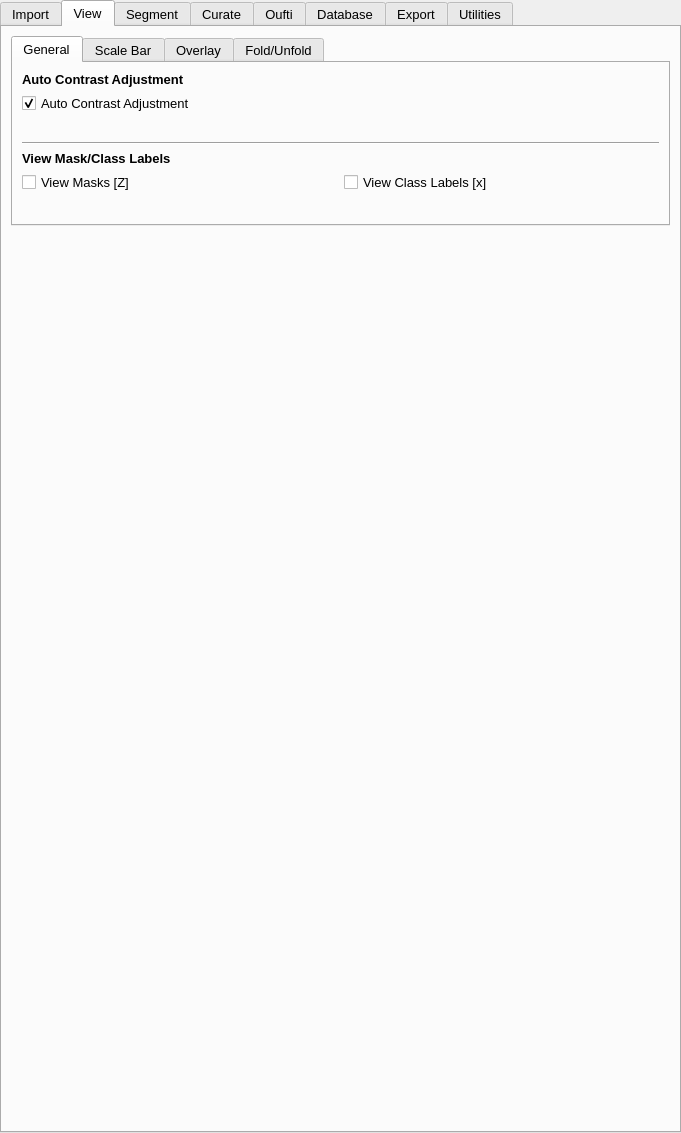
Before: the Qt Designer form src/napari_bacseg/bacseg_ui.ui in piedrro/napari-bacseg, drawn with Qt 5.
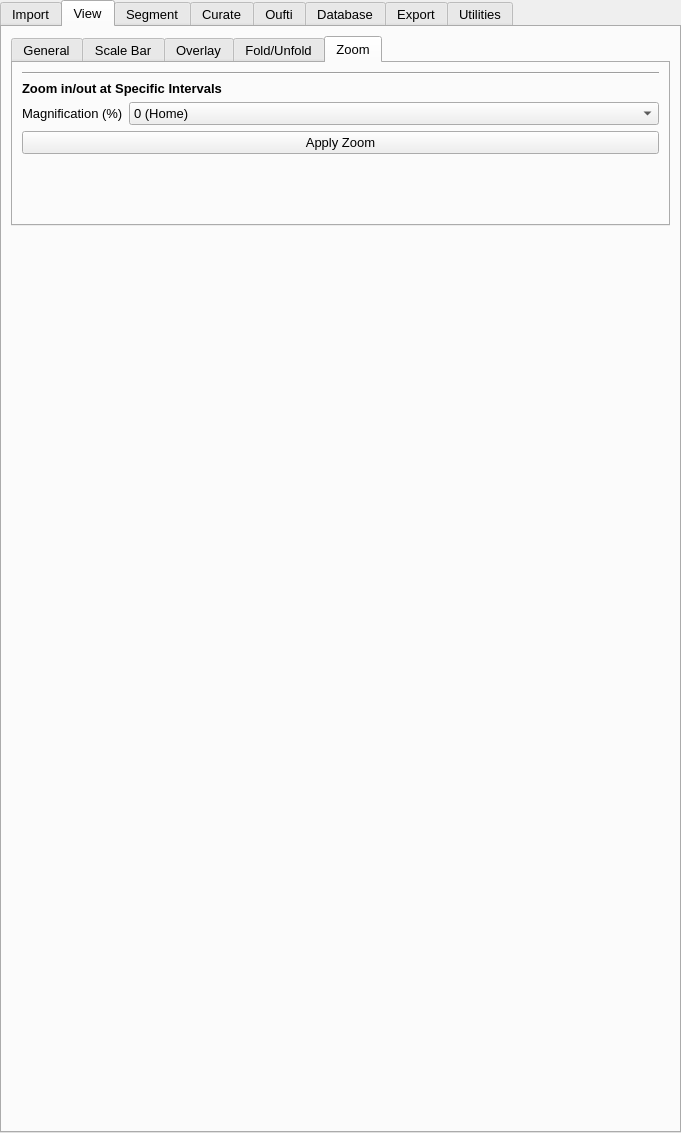
After: the same form once the commit is applied. The open tabs and pages were chosen to show the change.

Commit message: Added fixed zoom capability

```diff
--- a/src/napari_bacseg/bacseg_ui.ui
+++ b/src/napari_bacseg/bacseg_ui.ui
@@ -966,6 +966,104 @@
         </item>
        </layout>
       </widget>
+      <widget class="QWidget" name="tab_5">
+       <attribute name="title">
+        <string>Zoom</string>
+       </attribute>
+       <layout class="QVBoxLayout" name="verticalLayout_20">
+        <item>
+         <widget class="Line" name="line_30">
+          <property name="orientation">
+           <enum>Qt::Horizontal</enum>
+          </property>
+         </widget>
+        </item>
+        <item>
+         <widget class="QLabel" name="label_86">
+          <property name="font">
+           <font>
+            <pointsize>10</pointsize>
+            <weight>75</weight>
+            <bold>true</bold>
+           </font>
+          </property>
+          <property name="text">
+           <string>Zoom in/out at Specific Intervals</string>
+          </property>
+         </widget>
+        </item>
+        <item>
+         <layout class="QFormLayout" name="formLayout_20">
+          <item row="0" column="0">
+           <widget class="QLabel" name="label_93">
+            <property name="text">
+             <string>Magnification (%)</string>
+            </property>
+           </widget>
+          </item>
+          <item row="0" column="1">
+           <widget class="QComboBox" name="zoom_magnification">
+            <item>
+             <property name="text">
+              <string>0 (Home)</string>
+             </property>
+            </item>
+            <item>
+             <property name="text">
+              <string>10</string>
+             </property>
+            </item>
+            <item>
+             <property name="text">
+              <string>20</string>
+             </property>
+            </item>
+            <item>
+             <property name="text">
+              <string>30</string>
+             </property>
+            </item>
+            <item>
+             <property name="text">
+              <string>50</string>
+             </property>
+            </item>
+            <item>
+             <property name="text">
+              <string>100</string>
+             </property>
+            </item>
+            <item>
+             <property name="text">
+              <string>200</string>
+             </property>
+            </item>
+           </widget>
+          </item>
+         </layout>
+        </item>
+        <item>
+         <widget class="QPushButton" name="zoom_apply">
+          <property name="text">
+           <string>Apply Zoom</string>
+          </property>
+         </widget>
+        </item>
+        <item>
+         <spacer name="verticalSpacer_7">
+          <property name="orientation">
+           <enum>Qt::Vertical</enum>
+          </property>
+          <property name="sizeHint" stdset="0">
+           <size>
+            <width>20</width>
+            <height>40</height>
+           </size>
+          </property>
+         </spacer>
+        </item>
+       </layout>
+      </widget>
      </widget>
     </item>
     <item>
```
Left out of the diff: 2 changed lines with no effect on the pictures. The commit also changes 4 other files.
